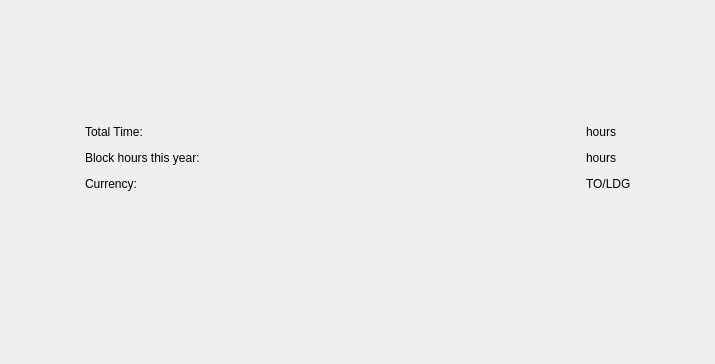
The window that homewidget.ui (fiffty-50/openPilotLog) describes before a commit, drawn with Qt 5; both pictures show x 307 to 1022 and y 245 to 609 of the 1330 by 609 pixel window.
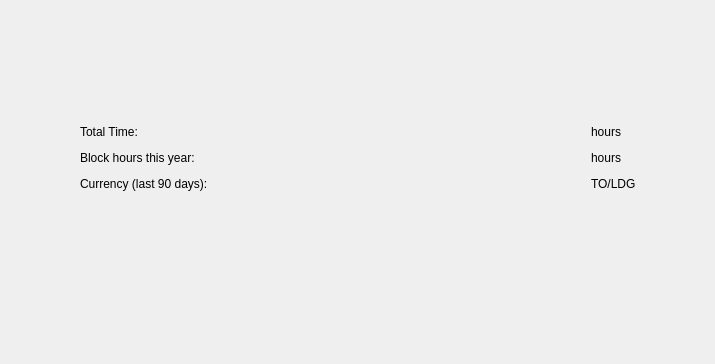
The same window after the commit.

What changed in the file:
```diff
--- a/homewidget.ui
+++ b/homewidget.ui
@@ -182,7 +182,7 @@
      <item row="2" column="1">
       <widget class="QLabel" name="currencyLabel">
        <property name="text">
-        <string>Currency:</string>
+        <string>Currency (last 90 days):</string>
        </property>
       </widget>
      </item>
```
